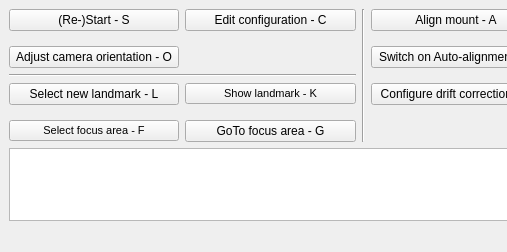
The window that Source/qtgui.ui (Rolf-Hempel/MoonPanoramaMaker) describes before a commit, drawn with Qt 5; both pictures show x 0 to 507 and y 0 to 252 of the 912 by 252 pixel window.
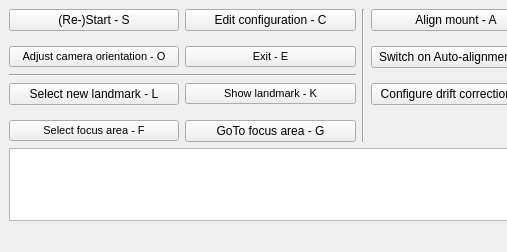
The same window after the commit.

Commit message: Exit button added to main gui

What changed in the file:
```diff
--- a/Source/qtgui.ui
+++ b/Source/qtgui.ui
@@ -267,6 +267,11 @@
     </item>
     <item row="2" column="0">
      <widget class="QPushButton" name="rotate_camera">
+      <property name="font">
+       <font>
+        <pointsize>8</pointsize>
+       </font>
+      </property>
       <property name="toolTip">
        <string>Rotate camera until the moon limb stands vertically at FOV center</string>
       </property>
@@ -335,6 +340,24 @@
       </property>
      </widget>
     </item>
+    <item row="2" column="1">
+     <widget class="QPushButton" name="exit">
+      <property name="font">
+       <font>
+        <pointsize>8</pointsize>
+       </font>
+      </property>
+      <property name="toolTip">
+       <string>Save all parameters, close the windows and exit the program</string>
+      </property>
+      <property name="text">
+       <string>Exit - E</string>
+      </property>
+      <property name="shortcut">
+       <string>E</string>
+      </property>
+     </widget>
+    </item>
    </layout>
   </widget>
   <widget class="QStatusBar" name="statusbar"/>
```
Left out of the diff: 1 changed line with no effect on the pictures. The commit also changes 2 other files.
